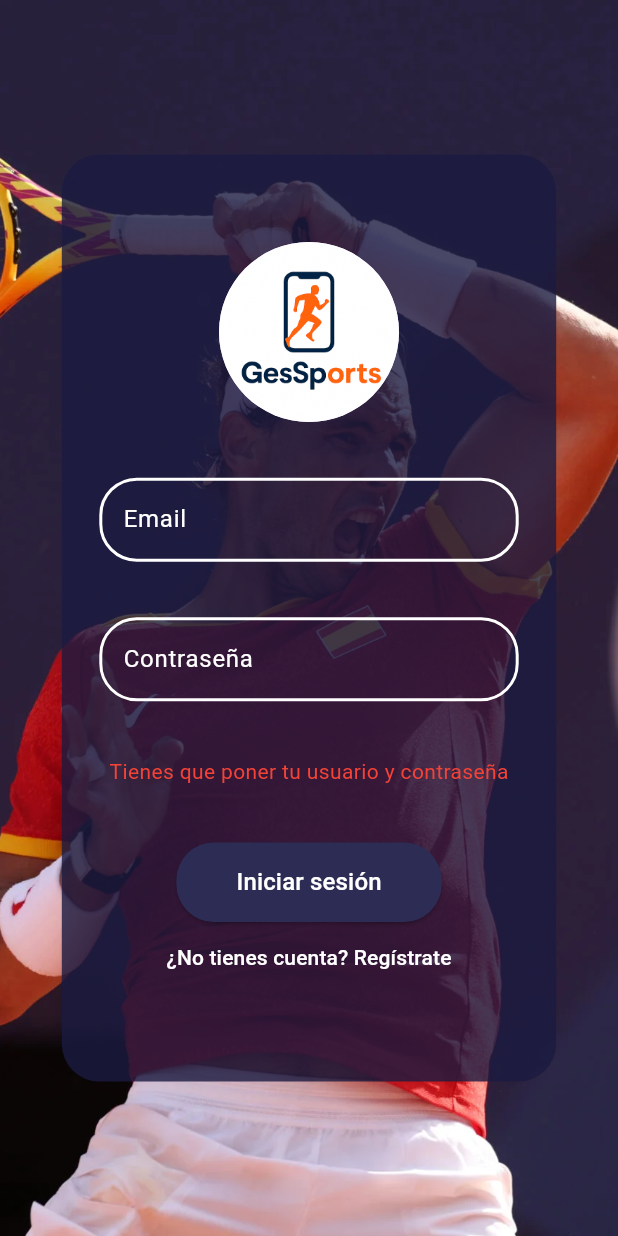
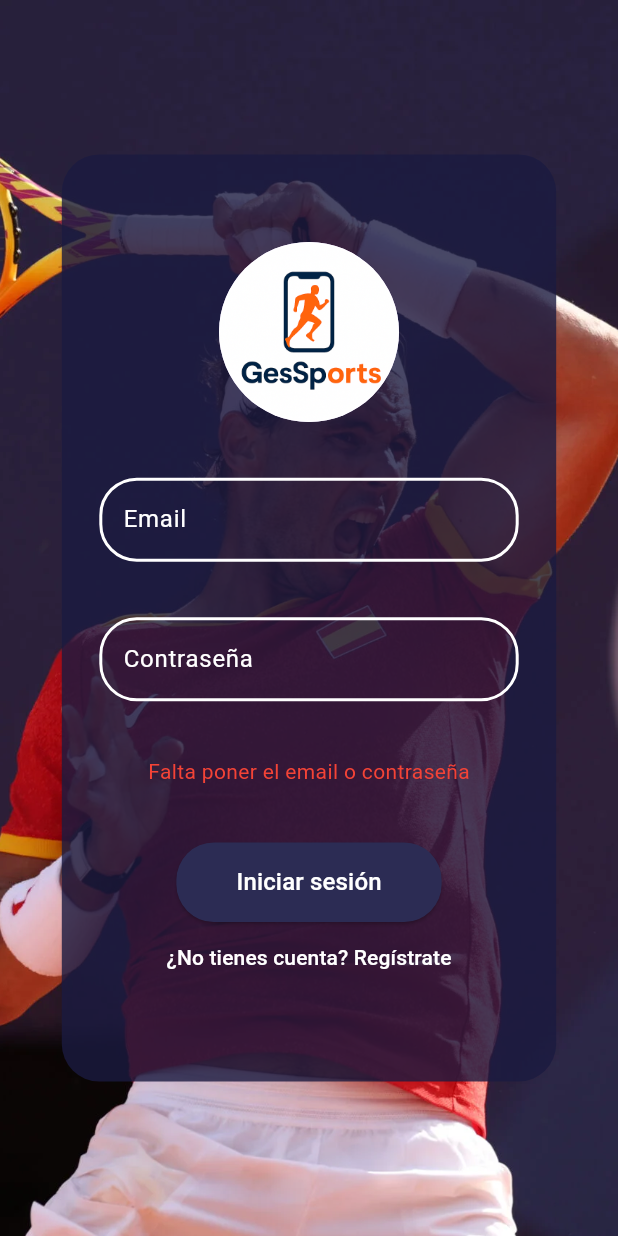
Before and after one commit to thedanielpt/loginDart, a Flutter app: the screen it shows after launch, after a tap on "Iniciar sesión", on a phone screen of 412 x 824 dp. Run offline on Flutter 3.47's test engine with Material 3 defaults, Android fonts, the light colour scheme and no system bars; our stand-ins replace firebase_auth, firebase_core; accounts and stored records are empty; generated files the repository leaves out were written again.

Commit message:
el login esta mas simplificado y se entiende mejor

```diff
--- a/lib/screen/login_screen.dart
+++ b/lib/screen/login_screen.dart
@@ -77,12 +77,14 @@ class _LoginScreenState extends State<LoginScreen> {
                 CustomButton(
                   text: "Iniciar sesión",
                   onPressed: ()async {
-                      if (_email.text == "" && _contrasena.text == "") {
+                    //Comprueba has dejado en blanco algun dato
+                    if (_email.text == "" || _contrasena.text == "") {
                       setState(() {
-                          error = "Tienes que poner tu usuario y contraseña";
+                        error = "Falta poner el email o contraseña";
+                      });
+                      return;
+                    }
 
-                        });
-                      } else {
                     try {
                       await FirebaseAuth.instance.signInWithEmailAndPassword(
                         email: _email.text,
@@ -97,7 +99,6 @@ class _LoginScreenState extends State<LoginScreen> {
                       });
                     }
                   }
-                  },
                 ),
 
                 TextButton(
--- a/lib/screen/registro_screen.dart
+++ b/lib/screen/registro_screen.dart
@@ -77,6 +77,11 @@ class _RegistroScreenState extends State<RegistroScreen> {
                 CustomButton(
                   text: "Registrarse",
                   onPressed: () {
+
+                    if (_email == "" || _password == "" || _repeatPassword != _password) {
+                      return;
+                    }
+
                     Navigator.pop(context);
                   },
                 ),
--- /dev/null
+++ b/lib/validaciones/Validaciones.dart
@@ -0,0 +1 @@
+import 'package:firebase_auth/firebase_auth.dart';
```
Also changed, not shown: lib/validaciones/Registro.dart (+11 -4 lines). Lines whose indentation alone changed are shown as unchanged.
